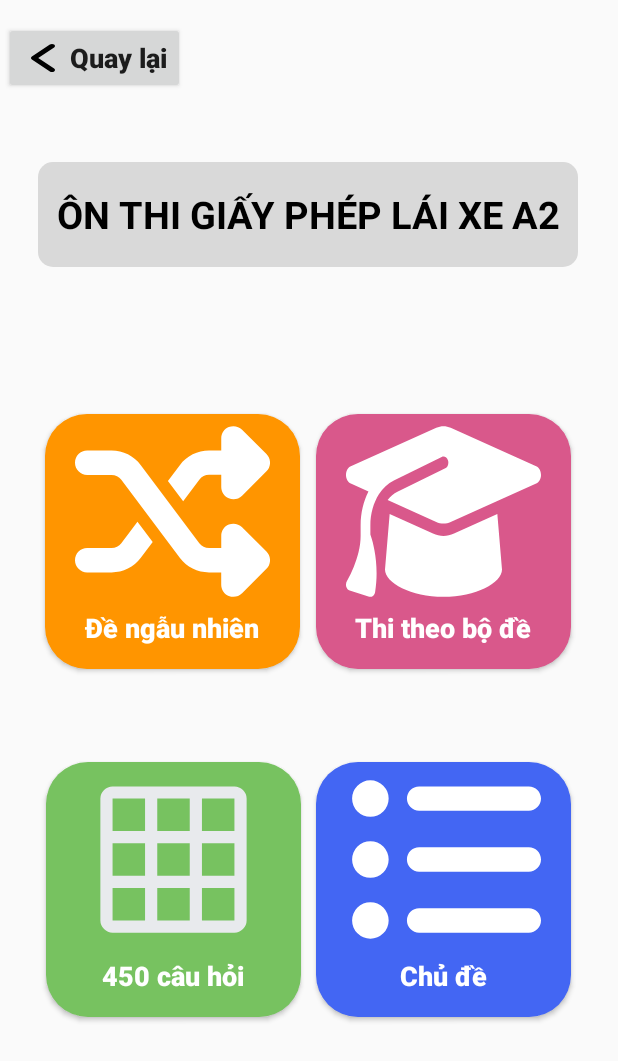
After one commit to TungAnh176/CSE441_PROJECT, an Android app: the Activity_A2 screen opened directly, with no data from a screen before it, on a phone screen of 412 x 824 dp. The commit adds this screen. Shown: the top 1061 px of the screen. Run offline under Robolectric (Android 15) with nearby library versions, the phone set to English and light mode, and no system bars.

Commit message:
update A2 GUI and function back

```diff
--- a/app/src/main/AndroidManifest.xml
+++ b/app/src/main/AndroidManifest.xml
@@ -13,6 +13,9 @@
         android:theme="@style/Theme.DriversLicense"
         tools:targetApi="31">
         <activity
+            android:name=".Activity_A2"
+            android:exported="false" />
+        <activity
             android:name=".Activity_A1"
             android:exported="false" />
         <activity
--- /dev/null
+++ b/app/src/main/java/com/example/driverslicense/Activity_A2.java
@@ -0,0 +1,35 @@
+package com.example.driverslicense;
+
+import android.content.Intent;
+import android.os.Bundle;
+import android.view.View;
+import android.widget.Button;
+
+import androidx.activity.EdgeToEdge;
+import androidx.appcompat.app.AppCompatActivity;
+import androidx.core.graphics.Insets;
+import androidx.core.view.ViewCompat;
+import androidx.core.view.WindowInsetsCompat;
+
+public class Activity_A2 extends AppCompatActivity {
+    Button btnBackA2;
+    @Override
+    protected void onCreate(Bundle savedInstanceState) {
+        super.onCreate(savedInstanceState);
+        EdgeToEdge.enable(this);
+        setContentView(R.layout.activity_a2);
+        ViewCompat.setOnApplyWindowInsetsListener(findViewById(R.id.main), (v, insets) -> {
+            Insets systemBars = insets.getInsets(WindowInsetsCompat.Type.systemBars());
+            v.setPadding(systemBars.left, systemBars.top, systemBars.right, systemBars.bottom);
+            return insets;
+        });
+        btnBackA2 = findViewById(R.id.btn_back_a2);
+        btnBackA2.setOnClickListener(new View.OnClickListener() {
+            @Override
+            public void onClick(View view) {
+                Intent intent = new Intent(Activity_A2.this, MainActivity.class);
+                startActivity(intent);
+            }
+        });
+    }
+}
--- a/app/src/main/java/com/example/driverslicense/MainActivity.java
+++ b/app/src/main/java/com/example/driverslicense/MainActivity.java
@@ -33,6 +33,14 @@ public class MainActivity extends AppCompatActivity {
                     startActivity(intent);
                 }
             });
+
+            btnA2.setOnClickListener(new View.OnClickListener() {
+                @Override
+                public void onClick(View view) {
+                    Intent intent = new Intent(MainActivity.this, Activity_A2.class);
+                    startActivity(intent);
+                }
+            });
         }
 
 
--- /dev/null
+++ b/app/src/main/res/layout/activity_a2.xml
@@ -0,0 +1,129 @@
+<?xml version="1.0" encoding="utf-8"?>
+<androidx.constraintlayout.widget.ConstraintLayout xmlns:android="http://schemas.android.com/apk/res/android"
+    xmlns:app="http://schemas.android.com/apk/res-auto"
+    xmlns:tools="http://schemas.android.com/tools"
+    android:id="@+id/main"
+    android:layout_width="match_parent"
+    android:layout_height="match_parent"
+    tools:context=".Activity_A2">
+
+
+    <Button
+        android:id="@+id/btn_back_a2"
+        android:layout_width="wrap_content"
+        android:layout_height="wrap_content"
+        android:drawableStart="@drawable/back"
+        android:text="Quay lại"
+        android:textAllCaps="false"
+        android:textSize="18dp"
+        android:textStyle="bold"
+        app:layout_constraintBottom_toTopOf="@+id/textView2"
+        app:layout_constraintEnd_toEndOf="parent"
+        app:layout_constraintHorizontal_bias="0.01"
+        app:layout_constraintStart_toStartOf="parent"
+        app:layout_constraintTop_toTopOf="parent"
+        app:layout_constraintVertical_bias="0.242"
+        tools:ignore="HardcodedText,SpUsage,TextSizeCheck" />
+
+    <TextView
+        android:id="@+id/textView2"
+        android:layout_width="360dp"
+        android:layout_height="70dp"
+        android:background="@drawable/text_background"
+        android:elevation="0dp"
+        android:gravity="center"
+        android:padding="10dp"
+        android:text="Ôn thi giấy phép lái xe A2"
+        android:textAllCaps="true"
+        android:textColor="@color/black"
+        android:textSize="25dp"
+        android:textStyle="bold"
+        app:layout_constraintBottom_toBottomOf="parent"
+        app:layout_constraintEnd_toEndOf="parent"
+        app:layout_constraintHorizontal_bias="0.491"
+        app:layout_constraintStart_toStartOf="parent"
+        app:layout_constraintTop_toTopOf="parent"
+        app:layout_constraintVertical_bias="0.143"
+        tools:ignore="HardcodedText,SpUsage,TextSizeCheck" />
+
+    <Button
+        android:id="@+id/btn_random_a2"
+        android:layout_width="170dp"
+        android:layout_height="170dp"
+        android:background="@drawable/button_item_background_random"
+        android:drawableTop="@drawable/shuffleexam"
+        android:gravity="center_horizontal|top"
+        android:text="Đề ngẫu nhiên"
+        android:textAllCaps="false"
+        android:textColor="@color/white"
+        android:textSize="18dp"
+        android:textStyle="bold"
+        app:layout_constraintBottom_toBottomOf="parent"
+        app:layout_constraintEnd_toEndOf="parent"
+        app:layout_constraintHorizontal_bias="0.124"
+        app:layout_constraintStart_toStartOf="parent"
+        app:layout_constraintTop_toTopOf="parent"
+        app:layout_constraintVertical_bias="0.422"
+        tools:ignore="HardcodedText,SpUsage,TextContrastCheck,TextSizeCheck" />
+
+    <Button
+        android:id="@+id/btn_exam_a2"
+        android:layout_width="170dp"
+        android:layout_height="170dp"
+        android:background="@drawable/button_item_background_test"
+        android:drawableTop="@drawable/graduation_cap_solid"
+        android:gravity="center_horizontal|top"
+        android:text="Thi theo bộ đề"
+        android:textAllCaps="false"
+        android:textColor="@color/white"
+        android:textSize="18dp"
+        android:textStyle="bold"
+        app:layout_constraintBottom_toBottomOf="parent"
+        app:layout_constraintEnd_toEndOf="parent"
+        app:layout_constraintHorizontal_bias="0.871"
+        app:layout_constraintStart_toStartOf="parent"
+        app:layout_constraintTop_toTopOf="parent"
+        app:layout_constraintVertical_bias="0.422"
+        tools:ignore="HardcodedText,SpUsage,TextSizeCheck" />
+
+    <Button
+        android:id="@+id/btn_list_a2"
+        android:layout_width="170dp"
+        android:layout_height="170dp"
+        android:background="@drawable/button_item_background_list"
+        android:drawableTop="@drawable/_00ques"
+        android:gravity="center_horizontal|top"
+        android:text="450 câu hỏi"
+        android:textAllCaps="false"
+        android:textColor="@color/white"
+        android:textSize="18dp"
+        android:textStyle="bold"
+        app:layout_constraintBottom_toBottomOf="parent"
+        app:layout_constraintEnd_toEndOf="parent"
+        app:layout_constraintHorizontal_bias="0.128"
+        app:layout_constraintStart_toStartOf="parent"
+        app:layout_constraintTop_toTopOf="parent"
+        app:layout_constraintVertical_bias="0.777"
+        tools:ignore="HardcodedText,SpUsage,TextContrastCheck,TextSizeCheck" />
+
+    <Button
+        android:id="@+id/btn_content_a2"
+        android:layout_width="170dp"
+        android:layout_height="170dp"
+        android:background="@drawable/button_item_background_content"
+        android:drawableTop="@drawable/content"
+        android:gravity="center_horizontal|top"
+        android:text="Chủ đề"
+        android:textAllCaps="false"
+        android:textColor="@color/white"
+        android:textSize="18dp"
+        android:textStyle="bold"
+        app:layout_constraintBottom_toBottomOf="parent"
+        app:layout_constraintEnd_toEndOf="parent"
+        app:layout_constraintHorizontal_bias="0.871"
+        app:layout_constraintStart_toStartOf="parent"
+        app:layout_constraintTop_toTopOf="parent"
+        app:layout_constraintVertical_bias="0.777"
+        tools:ignore="HardcodedText,SpUsage,TextSizeCheck" />
+
+</androidx.constraintlayout.widget.ConstraintLayout>
```
